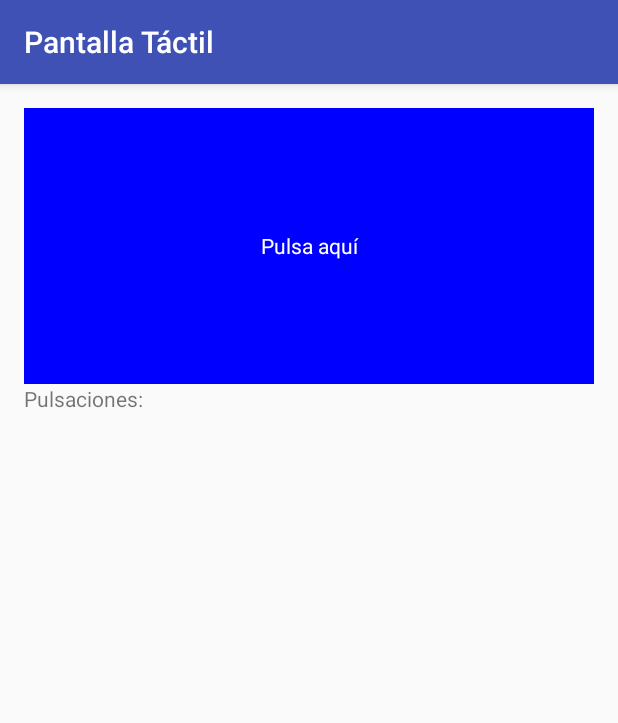
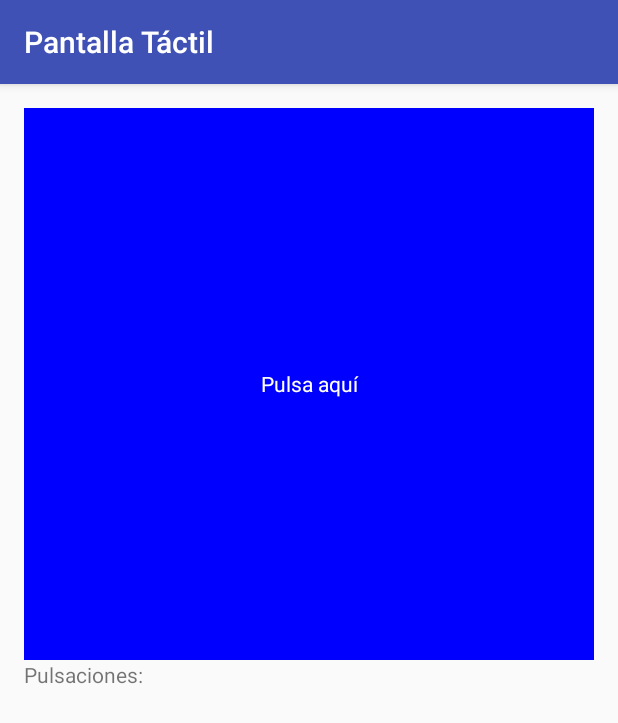
Before and after one commit to xerkoss/felixserrano_PantallaTactil, an Android app: the screen it shows after launch (PantallaTactilActivity), on a phone screen of 412 x 824 dp. Shown: the top 723 px of the screen. Run offline under Robolectric (Android 15) with nearby library versions, the phone set to English and light mode, and no system bars.

Commit message:
ejercicio 5.9

```diff
--- a/app/src/main/res/layout-land/main.xml
+++ b/app/src/main/res/layout-land/main.xml
@@ -17,7 +17,7 @@
         android:layout_width="match_parent"
         android:layout_height="match_parent"
         android:id="@+id/TextViewEntrada"
-        android:layout_weight="75"
+        android:layout_weight="50"
         android:background="#00f"
         android:textColor="#fff"
         android:gravity="center"/>
@@ -26,7 +26,7 @@
         <ScrollView
             android:layout_width="match_parent"
             android:layout_height="match_parent"
-            android:layout_weight="25"
+            android:layout_weight="50"
             android:id="@+id/Scroll">
 
             <LinearLayout
--- a/app/src/main/res/layout/main.xml
+++ b/app/src/main/res/layout/main.xml
@@ -17,7 +17,7 @@
         android:layout_width="match_parent"
         android:layout_height="match_parent"
         android:id="@+id/TextViewEntrada"
-        android:layout_weight="75"
+        android:layout_weight="50"
         android:background="#00f"
         android:textColor="#fff"
         android:gravity="center"/>
@@ -26,7 +26,7 @@
         <ScrollView
             android:layout_width="match_parent"
             android:layout_height="match_parent"
-            android:layout_weight="25"
+            android:layout_weight="50"
             android:id="@+id/Scroll">
 
             <LinearLayout
```
Also changed, not shown: app/src/main/java/felixserrano/example/org/pantallatctil/PantallaTactilActivity.java (+18 -2 lines).
